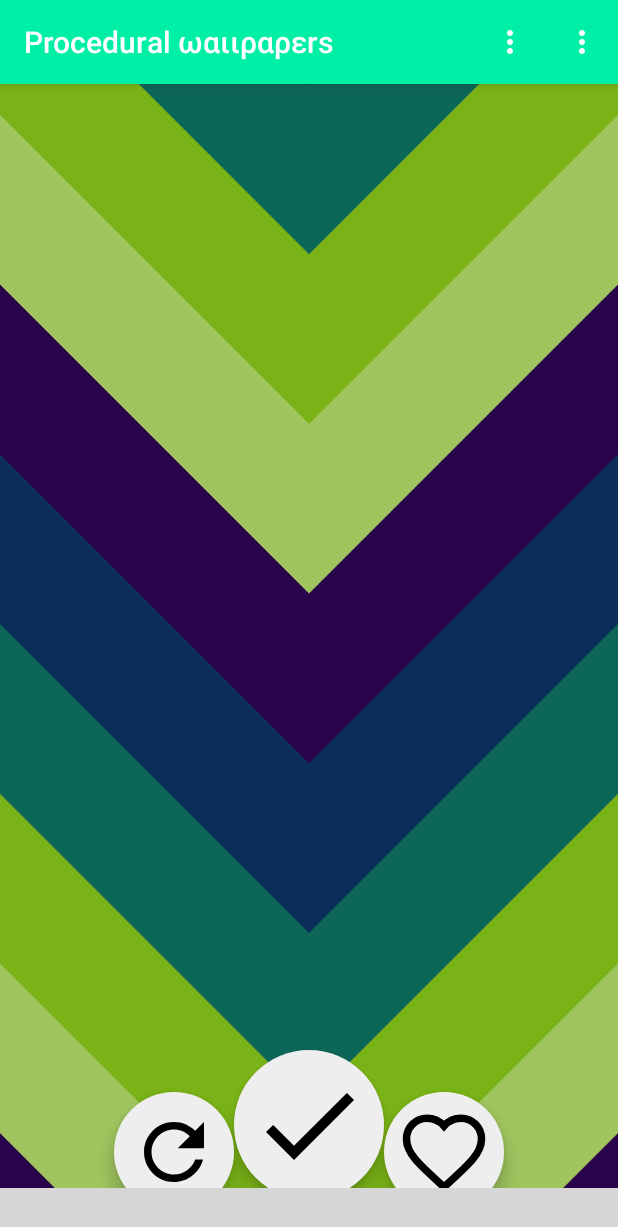
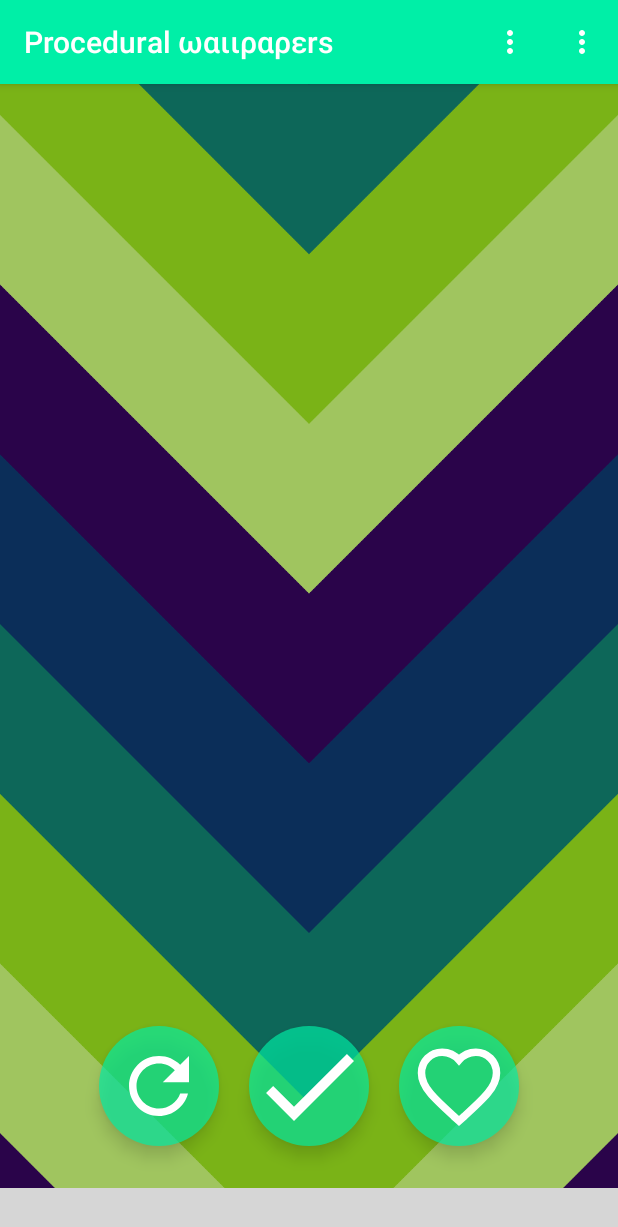
Before and after one commit to hdmi/ProceduralWallpapers, an Android app: the screen it shows after launch (MainPagerActivity), on a phone screen of 412 x 824 dp. Shown: the top 1227 px of the screen. Run offline under Robolectric (Android 15) with nearby library versions, the phone set to English and light mode, and no system bars; libraries missing offline, so code that uses them is left out: com.aurelhubert.ahbottomnavigation, com.evernote.android, com.github.paolorotolo.appintro; plain views replace AHBottomNavigation; 17 statements that could not run were skipped; grey boxes are pictures that could not be loaded.

Commit message:
Colors and first fragment button done

```diff
--- /dev/null
+++ b/app/src/main/res/drawable/ic_check_white_big.xml
@@ -0,0 +1,9 @@
+<vector xmlns:android="http://schemas.android.com/apk/res/android"
+        android:width="@dimen/round_icon_big"
+        android:height="@dimen/round_icon_big"
+        android:viewportWidth="24.0"
+        android:viewportHeight="24.0">
+    <path
+        android:fillColor="#FFFFFFFF"
+        android:pathData="M9,16.17L4.83,12l-1.42,1.41L9,19 21,7l-1.41,-1.41z"/>
+</vector>
--- /dev/null
+++ b/app/src/main/res/drawable/ic_refresh_white_small.xml
@@ -0,0 +1,4 @@
+<vector android:height="@dimen/round_icon_small" android:viewportHeight="24.0"
+    android:viewportWidth="24.0" android:width="@dimen/round_icon_small" xmlns:android="http://schemas.android.com/apk/res/android">
+    <path android:fillColor="#FFFFFFFF" android:pathData="M17.65,6.35C16.2,4.9 14.21,4 12,4c-4.42,0 -7.99,3.58 -7.99,8s3.57,8 7.99,8c3.73,0 6.84,-2.55 7.73,-6h-2.08c-0.82,2.33 -3.04,4 -5.65,4 -3.31,0 -6,-2.69 -6,-6s2.69,-6 6,-6c1.66,0 3.14,0.69 4.22,1.78L13,11h7V4l-2.35,2.35z"/>
+</vector>
--- a/app/src/main/res/drawable/roundcorner.xml
+++ b/app/src/main/res/drawable/roundcorner.xml
@@ -1,5 +1,5 @@
 <?xml version="1.0" encoding="utf-8"?>
 <shape xmlns:android="http://schemas.android.com/apk/res/android">
-    <solid android:color="#eeeeee" />
+    <solid android:color="#aa00efa7"/>
     <corners android:radius="100dp" />
 </shape>
--- a/app/src/main/res/layout/activity_wallpaper_chooser.xml
+++ b/app/src/main/res/layout/activity_wallpaper_chooser.xml
@@ -10,8 +10,8 @@
         android:gravity="center"
         android:columnWidth="100dp"
         android:stretchMode="columnWidth"
-        android:layout_width="fill_parent"
-        android:layout_height="fill_parent"
+        android:layout_width="match_parent"
+        android:layout_height="match_parent"
         android:id="@+id/grid"
         />
 
--- a/app/src/main/res/layout/first_fragment.xml
+++ b/app/src/main/res/layout/first_fragment.xml
@@ -30,25 +30,27 @@
         app:layout_constraintBottom_toBottomOf="parent"
 
         app:layout_constraintHorizontal_chainStyle="packed"
-        android:layout_marginBottom="16dp"
+        android:layout_marginBottom="60dp"
 
-        android:src="@drawable/ic_refresh_black_small"
+        android:src="@drawable/ic_refresh_white_small"
         android:background="@drawable/roundcorner"
         />
 
     <ImageButton
         android:id="@+id/imageButton1"
-        android:layout_width="@dimen/sphere_icon_big"
-        android:layout_height="@dimen/sphere_icon_big"
+        android:layout_width="@dimen/sphere_icon_small"
+        android:layout_height="@dimen/sphere_icon_small"
         android:elevation="6dp"
 
         app:layout_constraintStart_toEndOf="@id/imageButton0"
         app:layout_constraintEnd_toStartOf="@+id/imageButton2"
         app:layout_constraintBottom_toBottomOf="parent"
+        android:layout_marginRight="20dp"
+        android:layout_marginLeft="20dp"
 
-        android:layout_marginBottom="24dp"
+        android:layout_marginBottom="60dp"
 
-        android:src="@drawable/ic_check_black_big"
+        android:src="@drawable/ic_check_white_big"
         android:background="@drawable/roundcorner"
         />
 
@@ -61,9 +63,9 @@
         app:layout_constraintStart_toEndOf="@id/imageButton1"
         app:layout_constraintEnd_toEndOf="parent"
         app:layout_constraintBottom_toBottomOf="parent"
-        android:layout_marginBottom="16dp"
+        android:layout_marginBottom="60dp"
 
-        android:src="@drawable/ic_heart_black_small"
+        android:src="@drawable/ic_heart_white_small"
         android:background="@drawable/roundcorner"
         />
 
--- a/app/src/main/res/layout/item_wallpaper_chooser.xml
+++ b/app/src/main/res/layout/item_wallpaper_chooser.xml
@@ -5,11 +5,11 @@
     android:layout_height="wrap_content"
     android:padding="5dp" >
 
-    <ImageView
+    <ImageButton
         android:id="@+id/grid_image"
         android:layout_width="100dp"
         android:layout_height="100dp"
         android:background="@color/color_tab_2">
-    </ImageView>
+    </ImageButton>
 
 </LinearLayout>
--- a/app/src/main/res/values/colors.xml
+++ b/app/src/main/res/values/colors.xml
@@ -5,9 +5,14 @@
     <color name="colorAccent">#ff9831</color>
 
     <!--Bottom navigation colors-->
-    <color name="color_tab_1">#E63946</color>
+    <color name="color_tab_1">#00efa7</color>
+    <color name="color_tab_1_dark">#00a775</color>
+
     <color name="color_tab_2">#457B9D</color>
-    <color name="color_tab_3">#A8DADC</color>
+    <color name="color_tab_2_dark">#30566e</color>
+
+    <color name="color_tab_3">#E63946</color>
+    <color name="color_tab_3_dark">#9c272f</color>
 
 
     <color name="asdf">#ff00ff00</color>
```
Also changed, not shown: app/src/main/java/imdh/tfm/proceduralwallpapers/activities/MainPagerActivity.java (+25 -7 lines), app/src/main/java/imdh/tfm/proceduralwallpapers/adapters/WallpaperChooserAdapter.java (+13 -12 lines).
